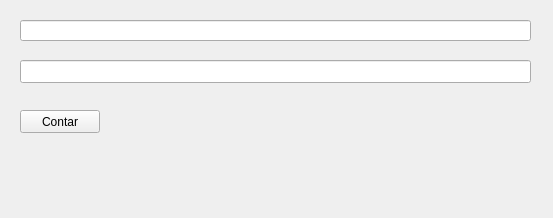
This is interfaz/practica1.ui in JaviSala23/repo3ero as Qt 5 draws it before an edit. The edited form follows.
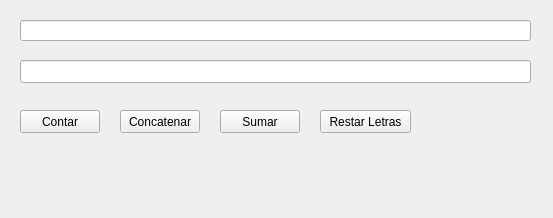
This is the edited form.

Diff of the .ui file:
```diff
--- a/interfaz/practica1.ui
+++ b/interfaz/practica1.ui
@@ -51,7 +51,7 @@
     <rect>
      <x>30</x>
      <y>170</y>
-     <width>361</width>
+     <width>491</width>
      <height>31</height>
     </rect>
    </property>
@@ -59,6 +59,45 @@
     <string/>
    </property>
   </widget>
+  <widget class="QPushButton" name="concatenar">
+   <property name="geometry">
+    <rect>
+     <x>120</x>
+     <y>110</y>
+     <width>80</width>
+     <height>23</height>
+    </rect>
+   </property>
+   <property name="text">
+    <string>Concatenar</string>
+   </property>
+  </widget>
+  <widget class="QPushButton" name="sumar">
+   <property name="geometry">
+    <rect>
+     <x>220</x>
+     <y>110</y>
+     <width>80</width>
+     <height>23</height>
+    </rect>
+   </property>
+   <property name="text">
+    <string>Sumar</string>
+   </property>
+  </widget>
+  <widget class="QPushButton" name="restarLetras">
+   <property name="geometry">
+    <rect>
+     <x>320</x>
+     <y>110</y>
+     <width>91</width>
+     <height>23</height>
+    </rect>
+   </property>
+   <property name="text">
+    <string>Restar Letras</string>
+   </property>
+  </widget>
  </widget>
  <resources/>
  <connections/>
```
